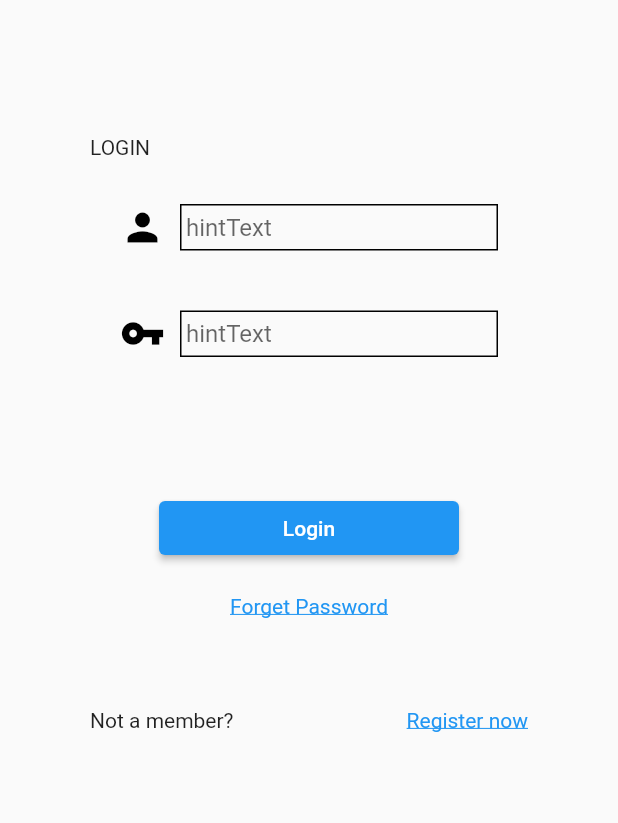
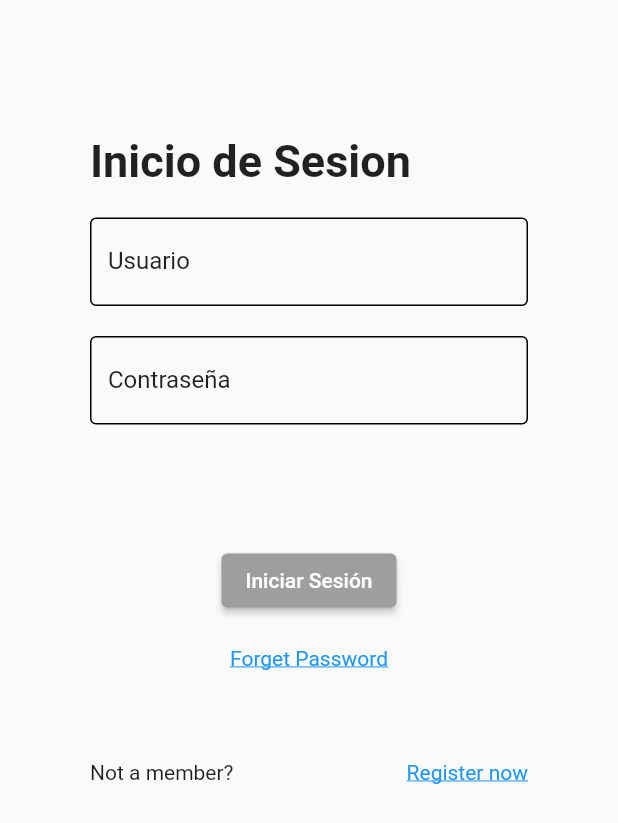
Before and after one commit to LinoMacKay/WeatherProject, a Flutter app: the screen it shows after launch, on a phone screen of 412 x 824 dp. Shown: the top 823 px of the screen. Run offline on Flutter 3.47's test engine with Material 2 defaults, Android fonts, the phone set to English and light mode, and no system bars; our stand-ins replace auto_route, rxdart.

Commit message:
Adding logic to login

```diff
--- a/lib/core/bloc/loginBloc.dart
+++ b/lib/core/bloc/loginBloc.dart
@@ -5,7 +5,7 @@ import 'package:rxdart/subjects.dart';
 class LoginBloc with Validators {
 //  final userProvider = UserProvider();
 
-  BehaviorSubject<String> _emailController = BehaviorSubject<String>();
+  BehaviorSubject<String> _userController = BehaviorSubject<String>();
 
   BehaviorSubject<String> _passwordController = BehaviorSubject<String>();
 
@@ -18,8 +18,8 @@ class LoginBloc with Validators {
   }
 
   // Recuperar los datos del Stream
-  Stream<String> get emailStream =>
-      _emailController.stream.transform(validateEmail);
+  Stream<String> get userStream =>
+      _userController.stream.transform(validatePassword);
 
   Stream<String> get passwordStream =>
       _passwordController.stream.transform(validatePassword);
@@ -27,38 +27,36 @@ class LoginBloc with Validators {
   Stream<String> get requestResultStream => _requestResult.stream;
 
   Stream<bool> get formValidStream =>
-      Rx.combineLatest2(emailStream, passwordStream, (e, p) => true);
+      Rx.combineLatest2(userStream, passwordStream, (e, p) => true);
 
   // Insertar valores al Stream
-  Function(String) get changeEmail => _emailController.sink.add;
-
+  Function(String) get changeUser => _userController.sink.add;
   Function(String) get changePassword => _passwordController.sink.add;
-
   Function(String) get changeRequestResult => _requestResult.sink.add;
 
   // Obtener el último valor ingresado a los streams
-  String get email => _emailController.value;
+  String get user => _userController.value;
 
   String get password => _passwordController.value;
 
   String get requestResult => _requestResult.value;
 
   dispose() {
-    _emailController.close();
+    _userController.close();
     _passwordController.close();
     _requestResult.close();
     flagControllersAreClosed = true;
   }
 
   init() {
-    if (_emailController != null && !_emailController.isClosed) {
+    if (_userController != null && !_userController.isClosed) {
       if (flagControllersAreClosed) {
         throw new Exception('Race condition at LoginBloc');
       }
       return;
     }
     flagControllersAreClosed = false;
-    _emailController = BehaviorSubject<String>();
+    _userController = BehaviorSubject<String>();
     _passwordController = BehaviorSubject<String>();
     _requestResult = BehaviorSubject<String>();
   }
--- a/lib/views/auth/login/login_view.dart
+++ b/lib/views/auth/login/login_view.dart
@@ -1,4 +1,5 @@
 import 'package:flutter/material.dart';
+import 'package:my_project/core/bloc/loginBloc.dart';
 import 'package:my_project/helper/ui/ui_library.dart';
 import 'package:my_project/router/routes.dart';
 import 'package:my_project/utils/Utils.dart';
@@ -19,6 +20,8 @@ class _LoginViewState extends State<LoginView> {
 
   final TextStyle style = const TextStyle();
 
+  LoginBloc loginBloc = LoginBloc();
+
   @override
   Widget build(BuildContext context) {
     return SafeArea(
@@ -32,31 +35,118 @@ class _LoginViewState extends State<LoginView> {
                 const SizedBox(height: 90),
                 const Align(
                   alignment: Alignment.centerLeft,
-                  child: Text('LOGIN'),
+                  child: Text(
+                    'Inicio de Sesion',
+                    style: TextStyle(fontWeight: FontWeight.bold, fontSize: 30),
+                  ),
                 ),
                 const SizedBox(height: 20),
-                AppTextForm(
-                  width: 300,
-                  controller: usernameController,
-                  focusNode: userNameFocusNode,
-                  style: style,
-                  preffix: Icons.person,
-                ),
+                StreamBuilder(
+                    stream: loginBloc.userStream,
+                    builder: (context, snapshot) {
+                      return TextFormField(
+                        //     key: Key(widget.user.lastName),
+                        onChanged: (val) => loginBloc.changeUser(val),
+                        style: TextStyle(
+                            color:
+                                Theme.of(context).textTheme.bodyText1!.color),
+                        //readOnly: !isEditable,
+                        textInputAction: TextInputAction.next,
+                        onSaved: (value) {
+                          // _updateDto.lastName = value;
+                        },
+                        validator: (value) {
+                          if (value!.isEmpty) {
+                            return "Por favor ingrese su usuario";
+                          }
+                        },
+                        decoration: InputDecoration(
+                            errorText: snapshot.hasError
+                                ? snapshot.error.toString()
+                                : null,
+                            errorBorder: OutlineInputBorder(
+                              borderSide:
+                                  BorderSide(width: 1, color: Colors.black),
+                            ),
+                            focusedBorder: OutlineInputBorder(
+                              borderSide:
+                                  BorderSide(width: 1, color: Colors.black),
+                            ),
+                            enabledBorder: OutlineInputBorder(
+                              borderSide:
+                                  BorderSide(width: 1, color: Colors.black),
+                            ),
+                            labelText: 'Usuario',
+                            labelStyle: TextStyle(
+                                color: Theme.of(context)
+                                    .textTheme
+                                    .bodyText1!
+                                    .color)),
+                      );
+                    }),
                 const SizedBox(height: 20),
-                AppTextForm(
-                  width: 300,
-                  controller: passwordController,
-                  focusNode: passwordFocusNode,
-                  style: style,
-                  preffix: Icons.vpn_key,
-                ),
+                StreamBuilder(
+                    stream: loginBloc.passwordStream,
+                    builder: (context, snapshot) {
+                      return TextFormField(
+                        //     key: Key(widget.user.lastName),
+                        onChanged: (val) => loginBloc.changePassword(val),
+                        style: TextStyle(
+                            color:
+                                Theme.of(context).textTheme.bodyText1!.color),
+                        //readOnly: !isEditable,
+                        textInputAction: TextInputAction.next,
+                        onSaved: (value) {
+                          // _updateDto.lastName = value;
+                        },
+                        validator: (value) {
+                          if (value!.isEmpty) {
+                            return "Por favor ingrese su contraseña";
+                          }
+                        },
+                        decoration: InputDecoration(
+                            errorText: snapshot.hasError
+                                ? snapshot.error.toString()
+                                : null,
+                            errorBorder: OutlineInputBorder(
+                              borderSide:
+                                  BorderSide(width: 1, color: Colors.black),
+                            ),
+                            focusedBorder: OutlineInputBorder(
+                              borderSide:
+                                  BorderSide(width: 1, color: Colors.black),
+                            ),
+                            enabledBorder: OutlineInputBorder(
+                              borderSide:
+                                  BorderSide(width: 1, color: Colors.black),
+                            ),
+                            labelText: 'Contraseña',
+                            labelStyle: TextStyle(
+                                color: Theme.of(context)
+                                    .textTheme
+                                    .bodyText1!
+                                    .color)),
+                      );
+                    }),
                 const SizedBox(height: 80),
-                AppButton(
-                  text: 'Login',
-                  onPressed: () {
-                    Utils.mainNavigator.currentState!.pushNamed(routeHome);
-                  },
-                ),
+                StreamBuilder<Object>(
+                    stream: loginBloc.formValidStream,
+                    builder: (context, snapshot) {
+                      bool validator = false;
+                      if (snapshot.hasData) {
+                        validator = snapshot.data as bool;
+                      }
+                      return ElevatedButton(
+                          style: ElevatedButton.styleFrom(
+                              primary: validator ? Colors.red : Colors.grey),
+                          onPressed: () {
+                            if (validator) {
+                              Utils.mainNavigator.currentState!
+                                  .pushNamed(routeHome);
+                            }
+                          },
+                          child: Text("Iniciar Sesión"));
+                    }),
                 const SizedBox(height: 20),
                 GestureDetector(
                   onTap: () {
```
